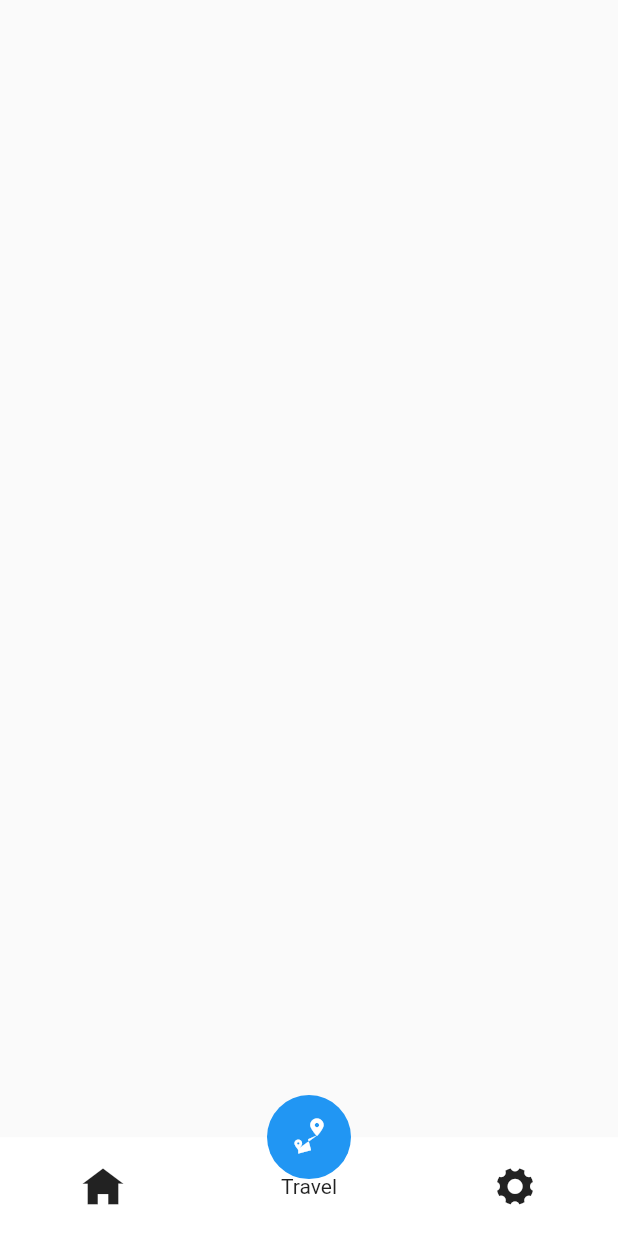
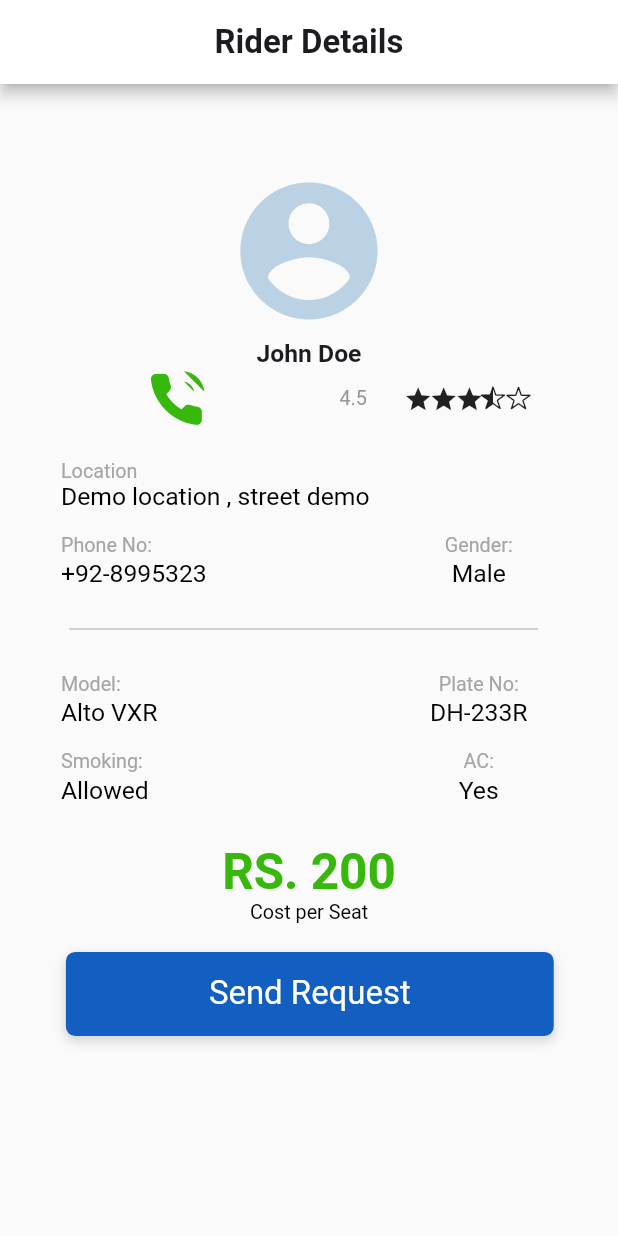
Before and after one commit to Infoshabirkhan/car_pooling_passenger, a Flutter app: the screen it shows after launch, on a phone screen of 412 x 824 dp. Run offline on Flutter 3.47's test engine with Material 2 defaults, Android fonts, the phone set to English and light mode, and no system bars; our stand-ins replace bloc, device_preview, flutter_screenutil, google_maps_flutter; Roboto replaces fonts that are missing (SF Pro Text).

Commit message:
rider detail

```diff
--- a/lib/Controller/cubits/bottom_navigaiton_cubit/bottom_navigation_cubit.dart
+++ b/lib/Controller/cubits/bottom_navigaiton_cubit/bottom_navigation_cubit.dart
@@ -1,5 +1,4 @@
 import 'package:bloc/bloc.dart';
-import 'package:meta/meta.dart';
 
 
 
--- a/lib/Model/utils/appcolors.dart
+++ b/lib/Model/utils/appcolors.dart
@@ -18,6 +18,8 @@ class AppColors{
   static Color kGreyHint = Color(0xffCECECE);
   static Color kRedSecondary = Color(0xffC11313);
   static Color kRedThird= Color(0xffDE1717);
+  static Color kCallIcon= Color(0xff38B80C);
+  static Color bluelight = Color(0xffBAD2E3);
 
 
 
--- /dev/null
+++ b/lib/View/riders_detail_views/rider_detail_scren.dart
@@ -0,0 +1,377 @@
+import 'package:car_pooling_passanger/Model/utils/appcolors.dart';
+import 'package:car_pooling_passanger/Model/utils/appicons.dart';
+import 'package:car_pooling_passanger/View/utils/custom_widgets/custom_button.dart';
+import 'package:flutter/material.dart';
+import 'package:flutter_screenutil/flutter_screenutil.dart';
+
+class RiderDetailScreen extends StatelessWidget {
+  const RiderDetailScreen({Key? key}) : super(key: key);
+
+  @override
+  Widget build(BuildContext context) {
+    return Scaffold(
+      appBar: AppBar(
+        centerTitle: true,
+        title: Text(
+          'Rider Details',
+          style: TextStyle(
+            fontFamily: 'SF Pro Text',
+            fontSize: 20.sp,
+            color: AppColors.Kblack,
+            fontWeight: FontWeight.w700,
+          ),
+        ),
+        backgroundColor: AppColors.kWhite,
+      ),
+      body: ScrollConfiguration(
+
+        behavior: const ScrollBehavior(),
+        child: ListView(
+          // physics: NeverScrollableScrollPhysics(),
+          padding: EdgeInsets.only(left: 37.sp, top: 59.5.sp,),
+          children: [
+            Align(
+                alignment: Alignment.center,
+                child: Padding(
+                  padding: EdgeInsets.only(right: 37.sp),
+                  child: Icon(
+                    AppIcons.account_person,
+                    size: 83.04.sp,
+                    color: AppColors.bluelight,
+                  ),
+                )),
+            SizedBox(
+              height: 12.5.sp,
+            ),
+            Padding(
+              padding: EdgeInsets.only(right: 37.sp),
+              child: Text(
+                textAlign: TextAlign.center,
+                'John Doe',
+                style: TextStyle(
+                  fontFamily: 'SF Pro Text',
+                  fontSize: 15.sp,
+                  color: AppColors.Kblack,
+                  fontWeight: FontWeight.w700,
+                ),
+              ),
+            ),
+            Center(
+              child: SizedBox(
+                width: 232.92.sp,
+                height: 36.64.sp,
+                //     color: Colors.black87,
+                child: Row(
+                  children: [
+                    Expanded(
+                        flex: 3,
+                        child: Align(
+                          alignment: Alignment.centerLeft,
+                          child: Icon(
+                            AppIcons.phone_call,
+                            color: AppColors.kCallIcon,
+                            size: 36.57.sp,
+                          ),
+                        )),
+                    Expanded(
+                        child: Text(
+                          '4.5',
+                          style: TextStyle(
+                            fontFamily: 'SF Pro Text',
+                            fontSize: 12.sp,
+                            color: AppColors.kGreyLight,
+                          ),
+                        )),
+                    Expanded(
+                        flex: 2,
+                        child: Row(
+                          children: [
+                            Expanded(
+                                child: Icon(
+                              Icons.star,
+                              size: 17.81.sp,
+                            )),
+                            Expanded(
+                                child: Icon(
+                              Icons.star,
+                              size: 17.81.sp,
+                            )),
+                            Expanded(
+                                child: Icon(
+                              Icons.star,
+                              size: 17.81.sp,
+                            )),
+                            Expanded(
+                                child: Icon(
+                              AppIcons.star_half,
+                              size: 13.81.sp,
+                            )),
+                            Expanded(
+                                child: Icon(
+                              AppIcons.star_outlined,
+                              size: 13.81.sp,
+                            )),
+                          ],
+                        )),
+                  ],
+                ),
+              ),
+            ),
+            SizedBox(
+              height: 19.sp,
+            ),
+            Text(
+              'Location',
+              style: TextStyle(
+                fontFamily: 'SF Pro Text',
+                fontSize: 12.sp,
+                color: AppColors.kGreySecondary,
+              ),
+            ),
+            Text(
+              'Demo location , street demo ',
+              style: TextStyle(
+                fontFamily: 'SF Pro Text',
+                fontSize: 15.sp,
+                color: AppColors.kblackSecondary,
+              ),
+            ),
+            SizedBox(
+              height: 12.sp,
+            ),
+            SizedBox(
+              width: 271.sp,
+              height: 35.sp,
+              // color: Colors.green,
+              child: Column(
+                children: [
+                  Expanded(
+                    child: Row(
+                      children: [
+                        Expanded(
+                            child: Text(
+                          'Phone No:',
+                          style: TextStyle(
+                            fontFamily: 'SF Pro Text',
+                            fontSize: 12.sp,
+                            color: AppColors.kGreySecondary,
+                          ),
+                        )),
+                        Expanded(
+                            child: Text(
+                          textAlign: TextAlign.center,
+                          'Gender:',
+                          style: TextStyle(
+                            fontFamily: 'SF Pro Text',
+                            fontSize: 12.sp,
+                            color: AppColors.kGreySecondary,
+                          ),
+                        )),
+                      ],
+                    ),
+                  ),
+                  Expanded(
+                    child: Row(
+                      children: [
+                        Expanded(
+                            child: Text(
+                          '+92-8995323',
+                          style: TextStyle(
+                            fontFamily: 'SF Pro Text',
+                            fontSize: 15.sp,
+                            color: AppColors.kblackSecondary,
+                          ),
+                        )),
+                        Expanded(
+                            child: Text(
+                          textAlign: TextAlign.center,
+                          'Male',
+                          style: TextStyle(
+                            fontFamily: 'SF Pro Text',
+                            fontSize: 15.sp,
+                            color: AppColors.kblackSecondary,
+                          ),
+                        )),
+                      ],
+                    ),
+                  ),
+
+
+                ],
+              ),
+            ),
+
+
+            SizedBox(
+              height: 17.5.sp,
+            ),
+            Padding(
+              padding:  EdgeInsets.only(left: 5.sp,right: 48.5.sp),
+              child: Divider(
+
+                color: AppColors.kGreySecondary,
+              ),
+            ),
+            SizedBox(
+              height: 17.5.sp,
+            ),
+            SizedBox(
+              width: 271.sp,
+              height: 35.sp,
+        //       color: Colors.green,
+              child: Column(
+                children: [
+                  Expanded(
+                    child: Row(
+                      children: [
+                        Expanded(
+                            child: Text(
+                          'Model:',
+                          style: TextStyle(
+                            fontFamily: 'SF Pro Text',
+                            fontSize: 12.sp,
+                            color: AppColors.kGreySecondary,
+                          ),
+                        )),
+                        Expanded(
+                            child: Text(
+                          textAlign: TextAlign.center,
+                          'Plate No:',
+                          style: TextStyle(
+                            fontFamily: 'SF Pro Text',
+                            fontSize: 12.sp,
+                            color: AppColors.kGreySecondary,
+                          ),
+                        )),
+                      ],
+                    ),
+                  ),
+                  Expanded(
+                    child: Row(
+                      children: [
+                        Expanded(
+                            child: Text(
+                          'Alto VXR',
+                          style: TextStyle(
+                            fontFamily: 'SF Pro Text',
+                            fontSize: 15.sp,
+                            color: AppColors.kblackSecondary,
+                          ),
+                        )),
+                        Expanded(
+                            child: Text(
+                          textAlign: TextAlign.center,
+                          'DH-233R',
+                          style: TextStyle(
+                            fontFamily: 'SF Pro Text',
+                            fontSize: 15.sp,
+                            color: AppColors.kblackSecondary,
+                          ),
+                        )),
+                      ],
+                    ),
+                  ),
+                ],
+              ),
+            ),
+            SizedBox(
+              height: 12.sp,
+            ),
+            SizedBox(
+              width: 271.sp,
+              height: 35.sp,
+              // color: Colors.green,
+              child: Column(
+                children: [
+                  Expanded(
+                    child: Row(
+                      children: [
+                        Expanded(
+                            child: Text(
+                          'Smoking:',
+                          style: TextStyle(
+                            fontFamily: 'SF Pro Text',
+                            fontSize: 12.sp,
+                            color: AppColors.kGreySecondary,
+                          ),
+                        )),
+                        Expanded(
+                            child: Text(
+                          textAlign: TextAlign.center,
+                          'AC:',
+                          style: TextStyle(
+                            fontFamily: 'SF Pro Text',
+                            fontSize: 12.sp,
+                            color: AppColors.kGreySecondary,
+                          ),
+                        )),
+                      ],
+                    ),
+                  ),
+                  Expanded(
+                    child: Row(
+                      children: [
+                        Expanded(
+                            child: Text(
+                          'Allowed',
+                          style: TextStyle(
+                            fontFamily: 'SF Pro Text',
+                            fontSize: 15.sp,
+                            color: AppColors.kblackSecondary,
+                          ),
+                        )),
+                        Expanded(
+                            child: Text(
+                          textAlign: TextAlign.center,
+                          'Yes',
+                          style: TextStyle(
+                            fontFamily: 'SF Pro Text',
+                            fontSize: 15.sp,
+                            color: AppColors.kblackSecondary,
+                          ),
+                        )),
+                      ],
+                    ),
+                  ),
+                ],
+              ),
+            ),
+            SizedBox(
+              height: 23.sp,
+            ),
+            Padding(
+              padding: EdgeInsets.only(right: 37.sp),
+              child: Text(
+                textAlign: TextAlign.center,
+                'RS. 200',
+                style: TextStyle(
+                  fontFamily: 'SF Pro Text',
+                  fontSize: 30.sp,
+                  color: AppColors.kCallIcon,
+                  fontWeight: FontWeight.w700,
+                ),
+              ),
+            ),
+            Padding(
+              padding: EdgeInsets.only(right: 37.sp),
+              child: Text(
+                textAlign: TextAlign.center,
+                'Cost per Seat',
+                style: TextStyle(
+                  fontFamily: 'SF Pro Text',
+                  fontSize: 12.sp,
+                  color: AppColors.kblackSecondary,
+                ),
+              ),
+            ),
+            SizedBox(
+              height: 17.sp,
+            ),
+            CustomButton(
+                text: 'Send Request', ontap: () {}, color: AppColors.kBlue),
+          ],
+        ),
+      ),
+    );
+  }
+}
--- a/lib/View/utils/custom_widgets/custom_button.dart
+++ b/lib/View/utils/custom_widgets/custom_button.dart
@@ -1,10 +1,54 @@
+import 'package:car_pooling_passanger/Model/utils/appcolors.dart';
 import 'package:flutter/cupertino.dart';
+import 'package:flutter/material.dart';
+import 'package:flutter_screenutil/flutter_screenutil.dart';
 
-class CustomButton extends StatelessWidget {
-  const CustomButton({Key? key}) : super(key: key);
+class CustomButton extends StatefulWidget {
+  final String text;
+  final VoidCallback ontap;
+  final Color color;
+  const CustomButton({Key? key,required this.text,required this.ontap,required this.color}) : super(key: key);
 
   @override
+  State<CustomButton> createState() => _CustomButtonState();
+}
+
+class _CustomButtonState extends State<CustomButton> {
+  @override
   Widget build(BuildContext context) {
-    return Container();
+    return InkWell(
+      onTap: widget.ontap,
+      child: Padding(
+
+        padding: EdgeInsets.only(left: 3.sp,right: 39.sp),
+        child: Container(
+
+            width: 296.sp,
+            height: 51.sp,
+          decoration: BoxDecoration(
+            color: widget.color,
+            borderRadius: BorderRadius.circular(6.r),
+            boxShadow: [
+              BoxShadow(
+                color: AppColors.kblackSecondary.withOpacity(0.16),
+                offset: const Offset(0, 3.0),
+                blurRadius: 6.r,
+              ),
+            ],
+
+          ),
+          child: Center(
+            child: Text(
+              widget.text,
+              style: TextStyle(
+                fontFamily: 'SF Pro Text',
+                fontSize: 20.sp,
+                color: AppColors.kWhite,
+              ),
+            ),
+          )
+        ),
+      ),
+    );
   }
 }
--- a/lib/main.dart
+++ b/lib/main.dart
@@ -1,4 +1,5 @@
 import 'package:car_pooling_passanger/View/bottom_navigaion_views/tavel_views/travel_screen.dart';
+import 'package:car_pooling_passanger/View/riders_detail_views/rider_detail_scren.dart';
 import 'package:device_preview/device_preview.dart';
 import 'package:flutter/material.dart';
 import 'package:flutter/services.dart';
@@ -31,10 +32,11 @@ class MyApp extends StatelessWidget {
 
           primarySwatch: Colors.blue,
         ),
-        home: const BottomNavigationScreen(),
+        home: const RiderDetailScreen(),
       ),
 
-      designSize: Size(375, 812),
+      designSize: const Size(375, 812),
     );
+
   }
 }
```
